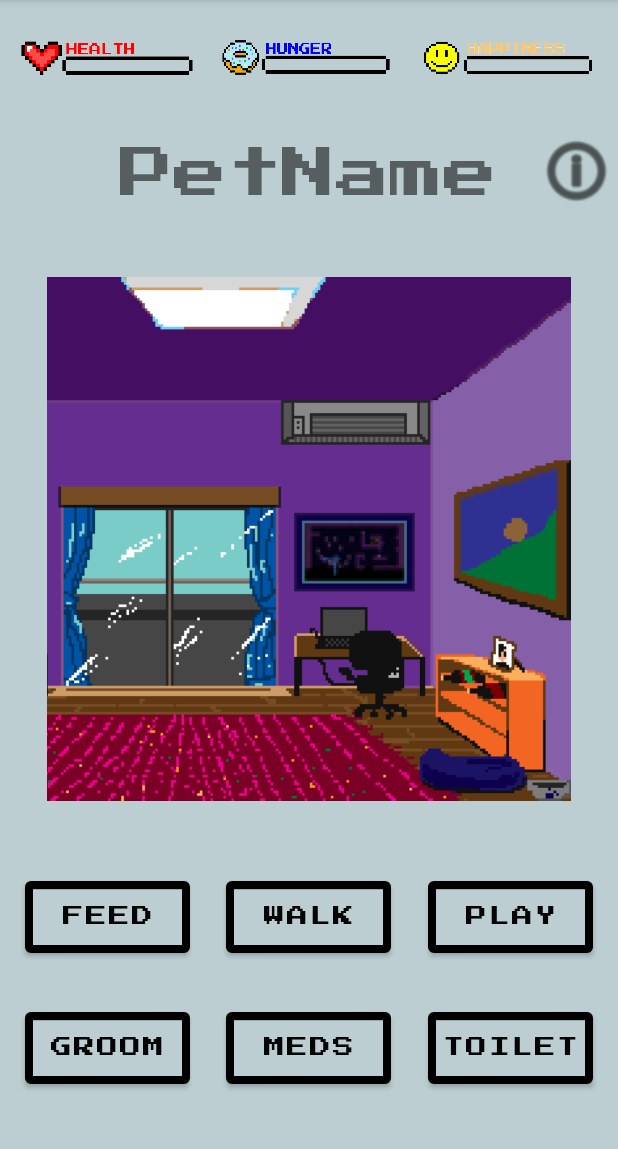
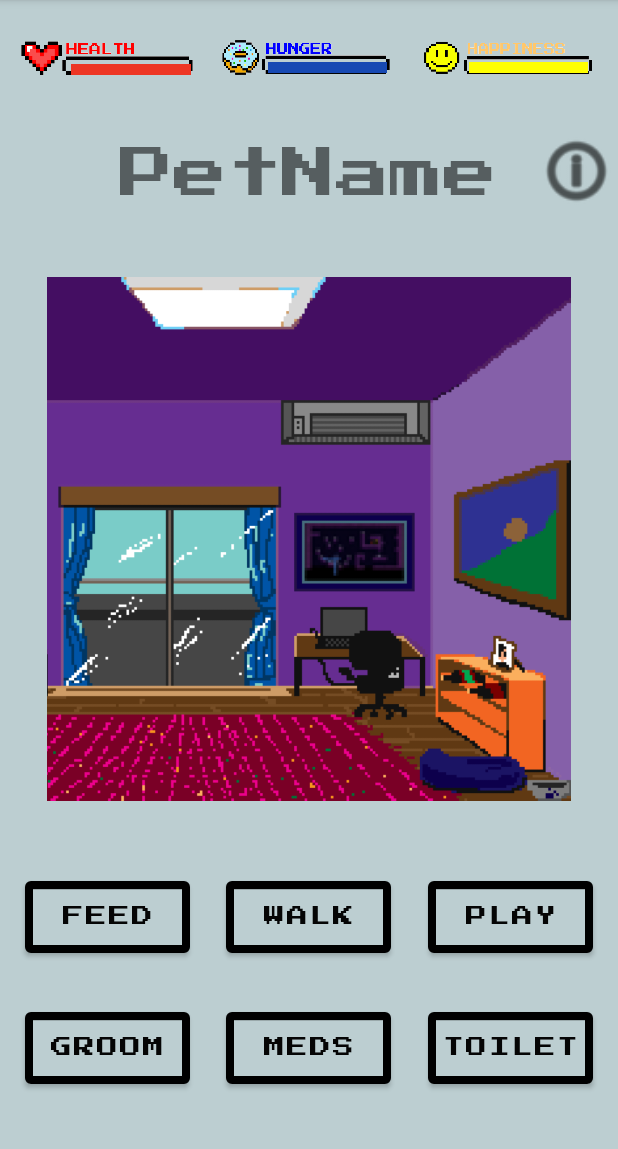
Before and after one commit to Mogogipen/PandemicPal, an Android app: the PetPageActivity screen opened directly, with no data from a screen before it, on a phone screen of 412 x 824 dp, the part 84-1233 px from its top. Run offline under Robolectric (Android 15) with nearby library versions, the light colour scheme and no system bars; 1 statement that could not run was skipped.

Commit message:
added images for status bar

```diff
--- a/app/src/main/res/layout/activity_pet_page.xml
+++ b/app/src/main/res/layout/activity_pet_page.xml
@@ -229,4 +229,46 @@
         app:layout_constraintVertical_bias="0.025"
         app:srcCompat="@drawable/health_bar" />
 
+    <ImageView
+        android:id="@+id/hungerBarImage"
+        android:layout_width="79dp"
+        android:layout_height="21dp"
+        android:translationX="-3dp"
+        android:translationY="1dp"
+        app:layout_constraintBottom_toBottomOf="parent"
+        app:layout_constraintEnd_toEndOf="parent"
+        app:layout_constraintHorizontal_bias="0.545"
+        app:layout_constraintStart_toStartOf="parent"
+        app:layout_constraintTop_toTopOf="parent"
+        app:layout_constraintVertical_bias="0.045"
+        app:srcCompat="@drawable/blue_full" />
+
+    <ImageView
+        android:id="@+id/happinessBarImage"
+        android:layout_width="79dp"
+        android:layout_height="21dp"
+        android:translationX="-4dp"
+        android:translationY="1dp"
+        app:layout_constraintBottom_toBottomOf="parent"
+        app:layout_constraintEnd_toEndOf="parent"
+        app:layout_constraintHorizontal_bias="0.951"
+        app:layout_constraintStart_toStartOf="parent"
+        app:layout_constraintTop_toTopOf="parent"
+        app:layout_constraintVertical_bias="0.045"
+        app:srcCompat="@drawable/yellow_full" />
+
+    <ImageView
+        android:id="@+id/hungerBarImage3"
+        android:layout_width="80dp"
+        android:layout_height="21dp"
+        android:translationX="1dp"
+        android:translationY="1dp"
+        app:layout_constraintBottom_toBottomOf="parent"
+        app:layout_constraintEnd_toEndOf="parent"
+        app:layout_constraintHorizontal_bias="0.139"
+        app:layout_constraintStart_toStartOf="parent"
+        app:layout_constraintTop_toTopOf="parent"
+        app:layout_constraintVertical_bias="0.046"
+        app:srcCompat="@drawable/red_full" />
+
 </androidx.constraintlayout.widget.ConstraintLayout>
```
Also changed, not shown: app/src/main/res/drawable-v24/blue_full.png (added), app/src/main/res/drawable-v24/blue_half.png (added), app/src/main/res/drawable-v24/blue_quarter.png (added), app/src/main/res/drawable-v24/blue_three_quarter.png (added), app/src/main/res/drawable-v24/red_full.png (added), app/src/main/res/drawable-v24/red_half.png (added), app/src/main/res/drawable-v24/red_quarter.png (added), app/src/main/res/drawable-v24/red_three_quarter.png (added), app/src/main/res/drawable-v24/yellow_full.png (added), app/src/main/res/drawable-v24/yellow_half.png (added), app/src/main/res/drawable-v24/yellow_quarter.png (added), app/src/main/res/drawable-v24/yellow_three_quarter.png (added).
